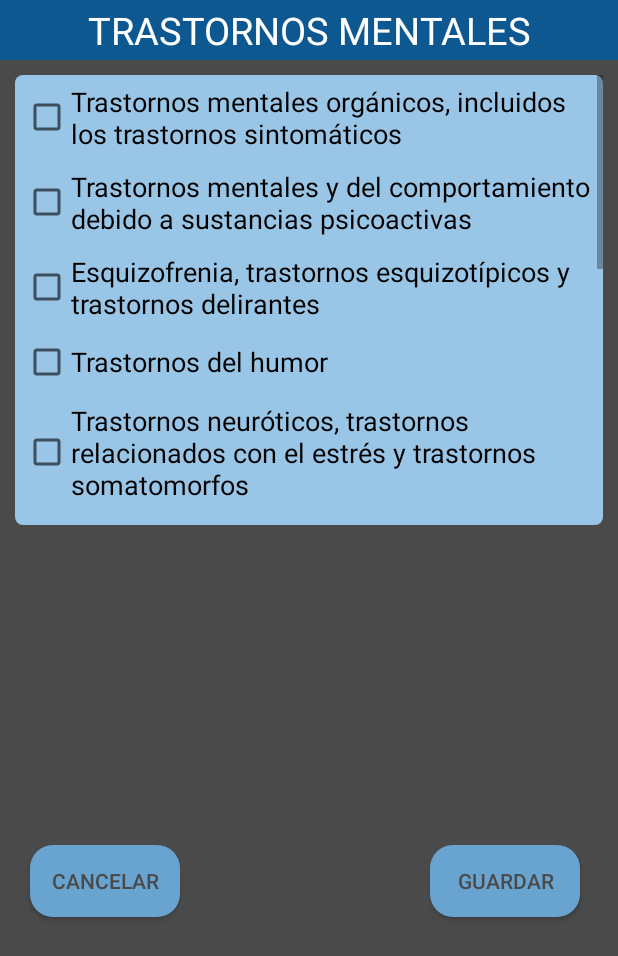
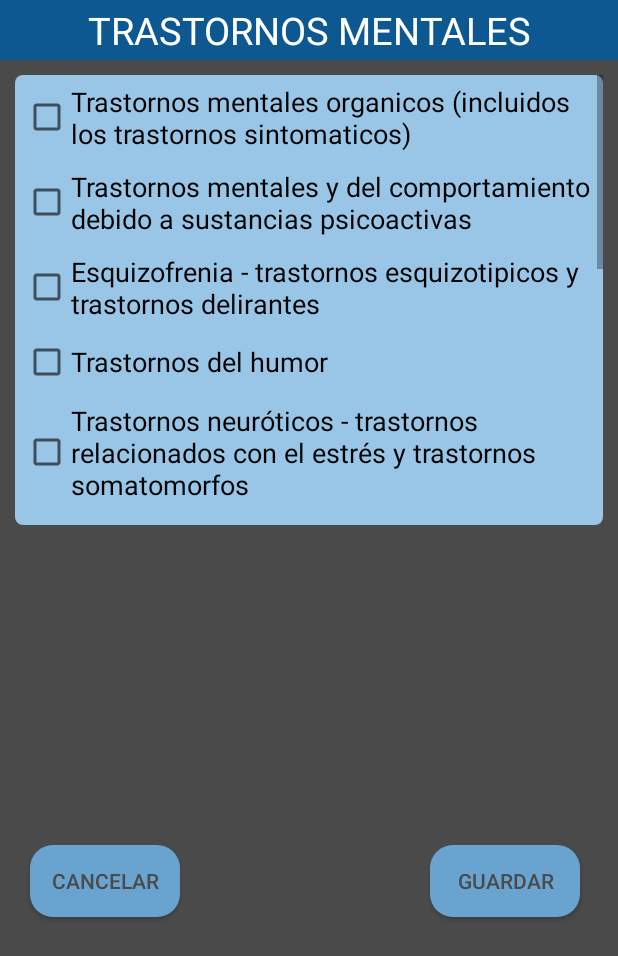
Before and after one commit to ernestosa95/RelevAr, an Android app: the layout alert_trastornos_mentales.xml on its own in the app's theme, with its tools: preview values and no code run, on a phone screen of 412 x 824 dp. Shown: the top 956 px of the screen. Run offline under Robolectric (Android 15) with nearby library versions, the phone set to English and light mode, and no system bars.

Commit message:
solucionado lo de transtornos mentales

```diff
--- a/app/src/main/java/com/example/relevar/Persona.java
+++ b/app/src/main/java/com/example/relevar/Persona.java
@@ -2784,6 +2784,7 @@ public class Persona extends AppCompatActivity {
 
         String[] vac = Persona.TrastornosMentales.split(",");
         for (int x = 0; x < vac.length; x++) {
+            //Toast.makeText(getApplicationContext(), vac[0], Toast.LENGTH_SHORT).show();
             if (vac[x].equals(organicos.getText().toString())){
                 organicos.setChecked(true);
             }
@@ -2891,6 +2892,7 @@ public class Persona extends AppCompatActivity {
 
                 if(trastornosMentales!=null){Persona.TrastornosMentales = trastornosMentales;}
                 else{Persona.TrastornosMentales="";}
+
 
                 ColorAvanceTrastornosMentales();
                 dialog.dismiss();
--- a/app/src/main/res/values/strings.xml
+++ b/app/src/main/res/values/strings.xml
@@ -168,11 +168,11 @@
     <string name="actividades_ocio" translatable="false">ACTIVIDADES DE OCIO</string>
 
     <string name="trastornos_mentales" translatable="false">TRASTORNOS MENTALES</string>
-    <string name="organicos" translatable="false">Trastornos mentales orgánicos, incluidos los trastornos sintomáticos</string>
+    <string name="organicos" translatable="false">Trastornos mentales organicos (incluidos los trastornos sintomaticos)</string>
     <string name="sustancias_psicoactivas" translatable="false">Trastornos mentales y del comportamiento debido a sustancias psicoactivas</string>
-    <string name="esquizofrenia" translatable="false">Esquizofrenia, trastornos esquizotípicos y trastornos delirantes</string>
+    <string name="esquizofrenia" translatable="false">Esquizofrenia - trastornos esquizotipicos y trastornos delirantes</string>
     <string name="trastornos_humor" translatable="false">Trastornos del humor</string>
-    <string name="estres" translatable="false">Trastornos neuróticos, trastornos relacionados con el estrés y trastornos somatomorfos</string>
+    <string name="estres" translatable="false">Trastornos neuróticos - trastornos relacionados con el estrés y trastornos somatomorfos</string>
     <string name="sindromes_comportamiento" translatable="false">Síndromes del comportamiento asociados con alteraciones fisiológicas y factores físicos</string>
     <string name="trastornos_personalidad" translatable="false">Trastornos de la personalidad y del comportamiento en adultos</string>
     <string name="retraso_mental" translatable="false">Retraso mental</string>
```
